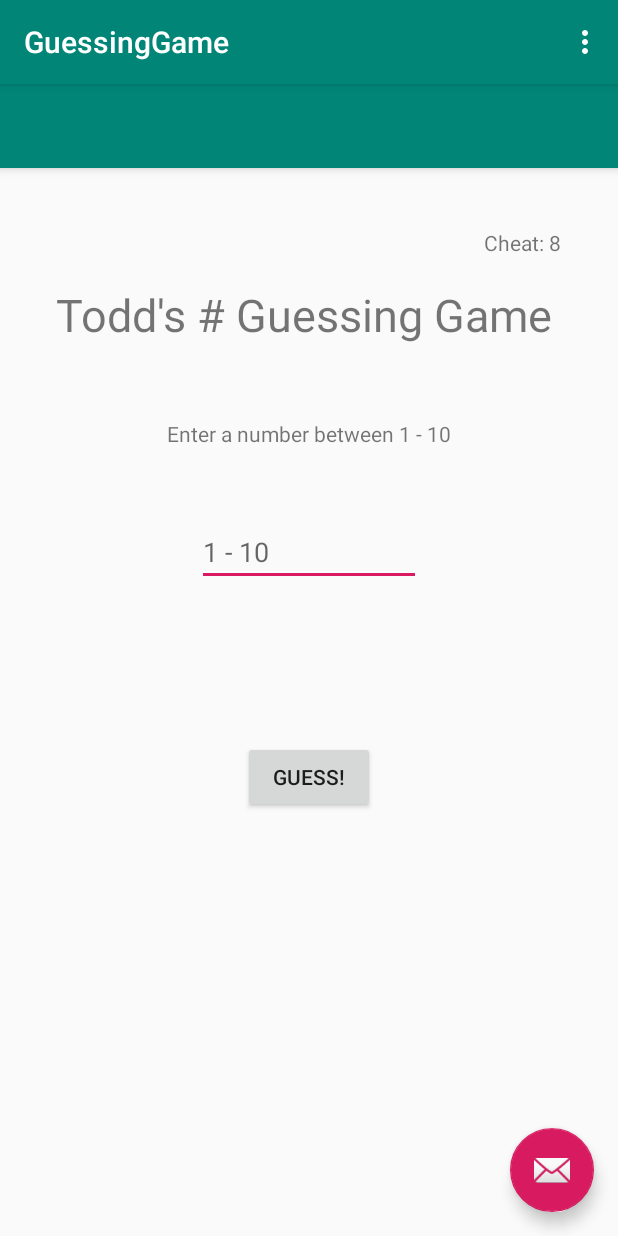
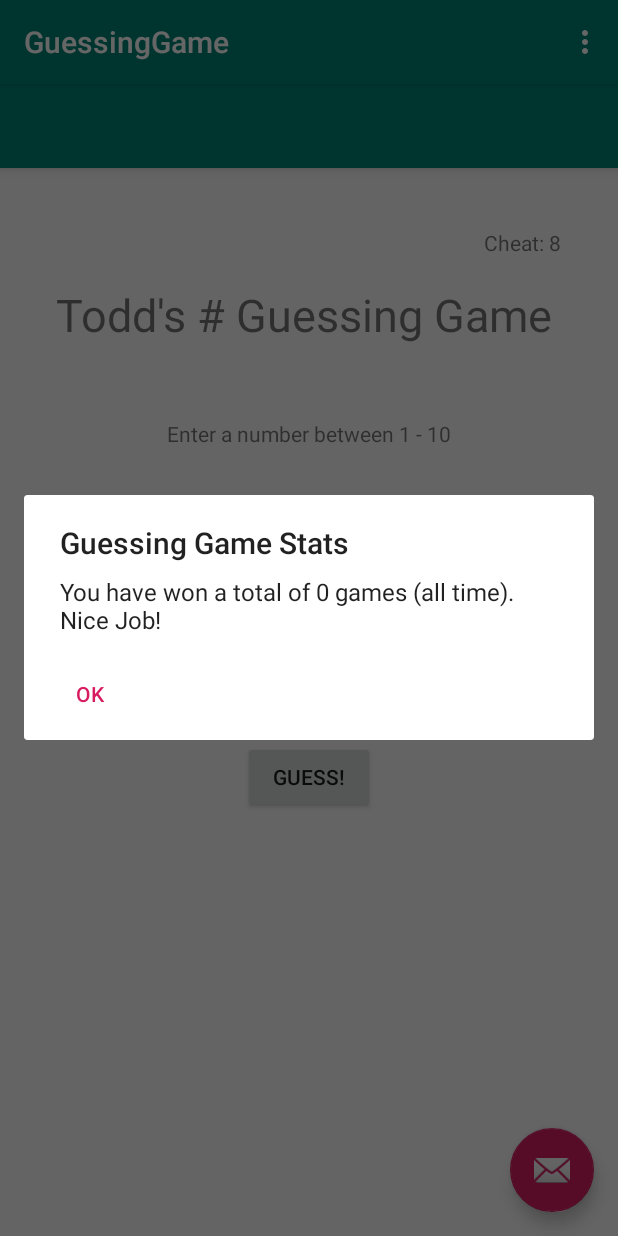
Before and after one commit to ToddJMullen/LearnJavaEasyWay, an Android app: the MainActivity screen opened directly, with no data from a screen before it, in the options menu, after a tap on "Game Stats", on a phone screen of 412 x 824 dp. Run offline under Robolectric (Android 15) with nearby library versions, the phone set to English and light mode, and no system bars; 1 statement that could not run was skipped.

Commit message:
Add tracking for number of wins - Add final 'game stats' popup to view number of wins

```diff
--- a/AndroidProjects/app/src/main/java/com/example/guessinggame/MainActivity.java
+++ b/AndroidProjects/app/src/main/java/com/example/guessinggame/MainActivity.java
@@ -166,6 +166,7 @@ public class MainActivity extends AppCompatActivity{
 				newGame();
 				return true;
 			case R.id.action_gamestats:
+				openStats();
 				return true;
 			case R.id.action_about:
 				openAbout();
@@ -194,6 +195,12 @@ public class MainActivity extends AppCompatActivity{
 				btnGuess.setVisibility(View.INVISIBLE);
 				btnPlayAgain.setVisibility(View.VISIBLE);
 //				rbLevels.setVisibility(View.VISIBLE);
+				SharedPreferences prefs = PreferenceManager.getDefaultSharedPreferences(this);
+				int numWins = prefs.getInt("numWins", 0 ) + 1;
+				SharedPreferences.Editor editor = prefs.edit();
+				editor.putInt("numWins", numWins );
+				editor.apply();
+
 			} else if( guess > theNumber ){
 				msg = guess + " is too high. Try again.";
 			} else {
@@ -229,11 +236,29 @@ public class MainActivity extends AppCompatActivity{
 				level = i;
 				newGame();
 				storeSettings();
+				dialogInterface.dismiss();
 			}
 		});
 		AlertDialog alert = builder.create();
 		alert.show();
 	}//promptSettings/
+
+
+	public void openStats(){
+		SharedPreferences prefs = PreferenceManager.getDefaultSharedPreferences(this);
+		int numWins = prefs.getInt("numWins", 0 );
+		AlertDialog dlgStats = new AlertDialog.Builder(MainActivity.this).create();
+		dlgStats.setTitle("Guessing Game Stats");
+		dlgStats.setMessage("You have won a total of " + numWins + " games (all time). Nice Job!");
+		dlgStats.setButton(AlertDialog.BUTTON_NEUTRAL, "OK"
+				, new DialogInterface.OnClickListener(){
+					@Override
+					public void onClick( DialogInterface dialogInterface, int i ){
+						dialogInterface.dismiss();
+					}
+		});
+		dlgStats.show();
+	}//openStats/
 
 
 	public void openAbout(){
@@ -244,7 +269,7 @@ public class MainActivity extends AppCompatActivity{
 				, new DialogInterface.OnClickListener(){
 					@Override
 					public void onClick( DialogInterface dialogInterface, int i ){
-						aboutDialog.dismiss();
+						dialogInterface.dismiss();
 					}
 				});
 		aboutDialog.show();
```
